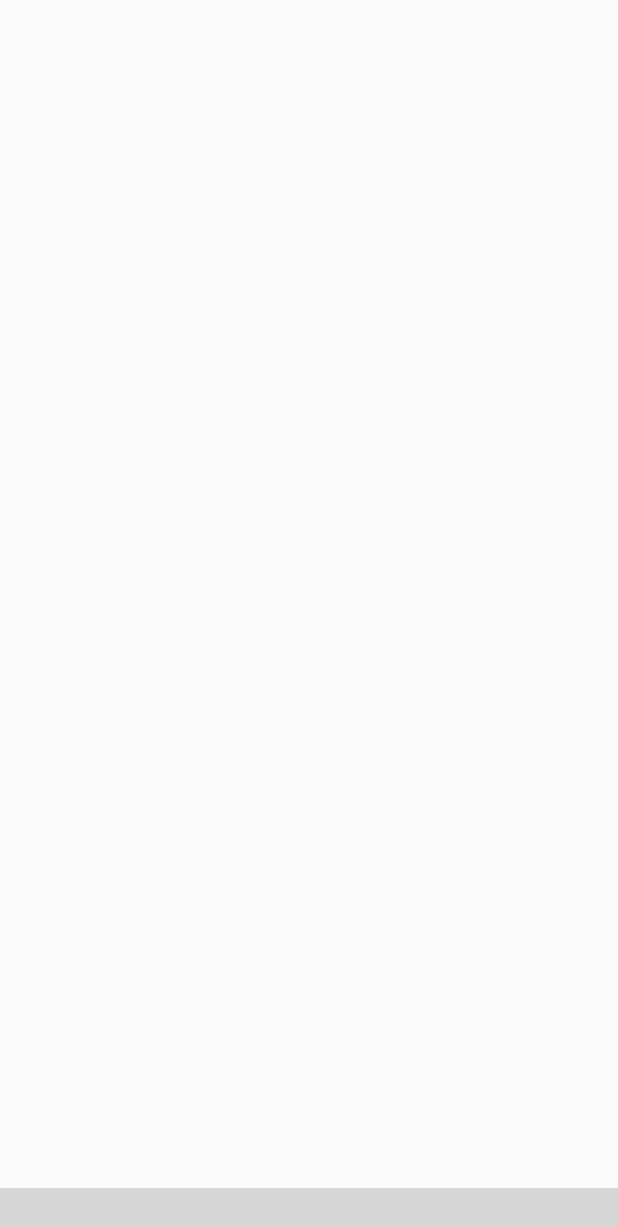
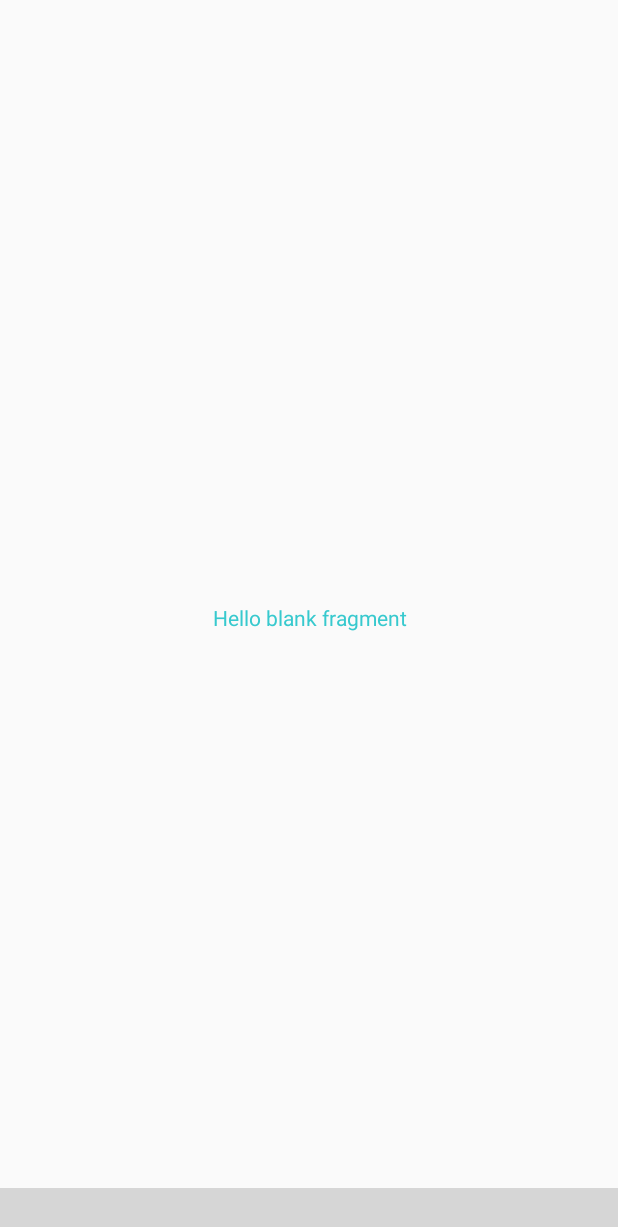
Before and after one commit to HaapyDeng/KnowledgeTree, an Android app: the HomeActivity screen opened directly, with no data from a screen before it, on a phone screen of 412 x 824 dp. Shown: the top 1227 px of the screen. Run offline under Robolectric (Android 15) with nearby library versions, the phone set to English and light mode, and no system bars; libraries missing offline, so code that uses them is left out: com.ashokvarma.bottomnavigation; plain views replace BottomNavigationBar; 5 statements that could not run were skipped; grey boxes are pictures that could not be loaded.

Commit message:
主页底部菜单栏 补充

```diff
--- a/app/src/main/AndroidManifest.xml
+++ b/app/src/main/AndroidManifest.xml
@@ -43,7 +43,7 @@
             android:screenOrientation="portrait" />
         <activity
             android:name=".activity.HomeActivity"
-            android:screenOrientation="portrait"></activity>
+            android:screenOrientation="portrait" />
     </application>
 
 </manifest>
--- a/app/src/main/java/com/max_plus/knowledgetree/activity/HomeActivity.java
+++ b/app/src/main/java/com/max_plus/knowledgetree/activity/HomeActivity.java
@@ -1,19 +1,24 @@
 package com.max_plus.knowledgetree.activity;
 
+import android.app.Fragment;
 import android.os.Bundle;
 import android.support.v4.app.FragmentTransaction;
 import android.support.v7.app.AppCompatActivity;
+import android.util.Log;
 import android.widget.FrameLayout;
+import android.widget.LinearLayout;
 
 import com.ashokvarma.bottomnavigation.BottomNavigationBar;
 import com.ashokvarma.bottomnavigation.BottomNavigationItem;
 import com.max_plus.knowledgetree.R;
 
+import java.util.ArrayList;
+
 public class HomeActivity extends AppCompatActivity implements BottomNavigationBar.OnTabSelectedListener {
 
     private BottomNavigationBar mBottomNavigationBar;
 
-    private FrameLayout mFrameLayout;
+    private LinearLayout mFrameLayout;
     private TreeFragment mTreeFragment;
     private SelfTestFragment mSelfTestFragment;
     private MyFragment mMyFragment;
@@ -40,26 +45,38 @@
                 .setFirstSelectedPosition(0)
                 .setInActiveColor("#FF000000")
                 .initialise();
-//        setDefaultFragment();
+        setDefaultFragment();
+//        getFragments();
     }
+
+//    private ArrayList<Fragment> getFragments() {
+//        ArrayList<Fragment> fragments = new ArrayList<>();
+//        fragments.add(TreeFragment.newInstance("", ""));
+//        fragments.add(SelfTestFragment.newInstance());
+//        fragments.add(FindFragment.newInstance("", ""));
+//        fragments.add(MyFragment.newInstance());
+//        return fragments;
+//    }
+
 
     /**
      * set the default fragment
      */
     private void setDefaultFragment() {
         FragmentTransaction transaction = getSupportFragmentManager().beginTransaction();
-        mTreeFragment = TreeFragment.newInstance();
+        mTreeFragment = TreeFragment.newInstance("1");
         transaction.replace(R.id.fragment_container, mTreeFragment).commit();
     }
 
 
     @Override
     public void onTabSelected(int position) {
+
         FragmentTransaction transaction = getSupportFragmentManager().beginTransaction();
         switch (position) {
             case 0:
                 if (mTreeFragment == null) {
-                    mTreeFragment = mTreeFragment.newInstance();
+                    mTreeFragment = TreeFragment.newInstance("1");
                 }
                 transaction.replace(R.id.fragment_container, mTreeFragment);
                 break;
@@ -83,7 +100,7 @@
                 break;
             default:
                 if (mTreeFragment == null) {
-                    mTreeFragment = mTreeFragment.newInstance();
+                    mTreeFragment = TreeFragment.newInstance("1");
                 }
                 transaction.replace(R.id.fragment_container, mTreeFragment);
                 break;
@@ -94,7 +111,7 @@
 
     @Override
     public void onTabUnselected(int position) {
-
+        Log.d("onTabUnselected....", "onTabUnselected() called with: " + "position = [" + position + "]");
     }
 
     @Override
--- a/app/src/main/java/com/max_plus/knowledgetree/activity/TreeFragment.java
+++ b/app/src/main/java/com/max_plus/knowledgetree/activity/TreeFragment.java
@@ -1,23 +1,62 @@
 package com.max_plus.knowledgetree.activity;
 
+import android.content.Context;
+import android.net.Uri;
 import android.os.Bundle;
 import android.support.v4.app.Fragment;
 import android.view.LayoutInflater;
 import android.view.View;
 import android.view.ViewGroup;
+import android.widget.TextView;
 
 import com.max_plus.knowledgetree.R;
 
+/**
+ * A simple {@link Fragment} subclass.
+ * Activities that contain this fragment must implement the
+ * {@link TreeFragment.OnFragmentInteractionListener} interface
+ * to handle interaction events.
+ * Use the {@link TreeFragment#newInstance} factory method to
+ * create an instance of this fragment.
+ */
 public class TreeFragment extends Fragment {
+    // TODO: Rename parameter arguments, choose names that match
+    // the fragment initialization parameters, e.g. ARG_ITEM_NUMBER
+    private static final String ARG_PARAM1 = "param1";
+    private static final String ARG_PARAM2 = "param2";
 
-    public static TreeFragment newInstance() {
+    // TODO: Rename and change types of parameters
+    private String mParam1;
+    private String mParam2;
+
+    private OnFragmentInteractionListener mListener;
+
+    public TreeFragment() {
+        // Required empty public constructor
+    }
+
+    /**
+     * Use this factory method to create a new instance of
+     * this fragment using the provided parameters.
+     *
+     * @param param1 Parameter 1.
+     * @return A new instance of fragment TreeFragment.
+     */
+    // TODO: Rename and change types and number of parameters
+    public static TreeFragment newInstance(String param1) {
         TreeFragment fragment = new TreeFragment();
+        Bundle args = new Bundle();
+        args.putString(ARG_PARAM1, param1);
+        fragment.setArguments(args);
         return fragment;
     }
 
     @Override
     public void onCreate(Bundle savedInstanceState) {
         super.onCreate(savedInstanceState);
+        if (getArguments() != null) {
+            mParam1 = getArguments().getString(ARG_PARAM1);
+        }
     }
 
     @Override
@@ -27,4 +66,37 @@
         return inflater.inflate(R.layout.fragment_tree, container, false);
     }
 
+    // TODO: Rename method, update argument and hook method into UI event
+    public void onButtonPressed(Uri uri) {
+        if (mListener != null) {
+            mListener.onFragmentInteraction(uri);
+        }
+    }
+
+    @Override
+    public void onAttach(Context context) {
+        super.onAttach(context);
+
+    }
+
+    @Override
+    public void onDetach() {
+        super.onDetach();
+        mListener = null;
+    }
+
+    /**
+     * This interface must be implemented by activities that contain this
+     * fragment to allow an interaction in this fragment to be communicated
+     * to the activity and potentially other fragments contained in that
+     * activity.
+     * <p>
+     * See the Android Training lesson <a href=
+     * "http://developer.android.com/training/basics/fragments/communicating.html"
+     * >Communicating with Other Fragments</a> for more information.
+     */
+    public interface OnFragmentInteractionListener {
+        // TODO: Update argument type and name
+        void onFragmentInteraction(Uri uri);
+    }
 }
--- a/app/src/main/res/layout/activity_home.xml
+++ b/app/src/main/res/layout/activity_home.xml
@@ -1,20 +1,21 @@
 <?xml version="1.0" encoding="utf-8"?>
-<LinearLayout xmlns:android="http://schemas.android.com/apk/res/android"
+<RelativeLayout xmlns:android="http://schemas.android.com/apk/res/android"
     xmlns:tools="http://schemas.android.com/tools"
     android:layout_width="match_parent"
     android:layout_height="match_parent"
     tools:context="com.max_plus.knowledgetree.activity.HomeActivity">
 
-    <FrameLayout
+    <LinearLayout
         android:id="@+id/fragment_container"
         android:layout_width="match_parent"
         android:layout_height="match_parent"
-        android:layout_weight="1" />
+        android:orientation="vertical"
+        android:text="Hello World!" />
 
     <com.ashokvarma.bottomnavigation.BottomNavigationBar
         android:id="@+id/bottom_navigation_bar"
         android:layout_width="match_parent"
         android:layout_height="wrap_content"
-        android:layout_gravity="bottom" />
+        android:layout_alignParentBottom="true" />
 
-</LinearLayout>
+</RelativeLayout>
--- a/app/src/main/res/layout/fragment_tree.xml
+++ b/app/src/main/res/layout/fragment_tree.xml
@@ -6,8 +6,12 @@
 
     <!-- TODO: Update blank fragment layout -->
     <TextView
+        android:id="@+id/tv_aaa"
         android:layout_width="match_parent"
         android:layout_height="match_parent"
-        android:text="@string/hello_blank_fragment" />
+        android:layout_gravity="center"
+        android:gravity="center"
+        android:text="@string/hello_blank_fragment"
+        android:textColor="@color/home_maeu" />
 
 </FrameLayout>
```
